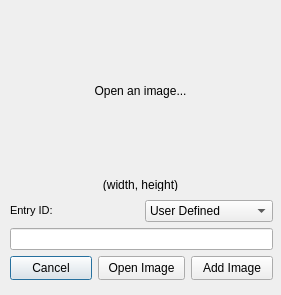
Before: the Qt Designer form XDBF/imageinjectordialog.ui in hetelek/XDBF-Manager, drawn with Qt 5.
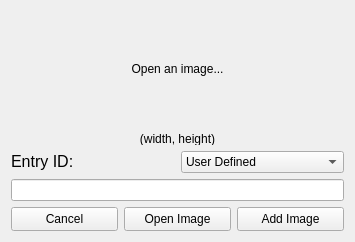
After: the same form once the commit is applied. Icons and pictures are not drawn.

```diff
--- a/XDBF/imageinjectordialog.ui
+++ b/XDBF/imageinjectordialog.ui
@@ -6,23 +6,19 @@
    <rect>
     <x>0</x>
     <y>0</y>
-    <width>281</width>
-    <height>295</height>
+    <width>355</width>
+    <height>242</height>
    </rect>
   </property>
   <property name="windowTitle">
    <string>Dialog</string>
   </property>
-  <widget class="QWidget" name="">
-   <property name="geometry">
-    <rect>
-     <x>10</x>
-     <y>10</y>
-     <width>261</width>
-     <height>181</height>
-    </rect>
+  <layout class="QVBoxLayout" name="verticalLayout_2" stretch="0,0">
+   <property name="sizeConstraint">
+    <enum>QLayout::SetDefaultConstraint</enum>
    </property>
-   <layout class="QVBoxLayout" name="verticalLayout">
+   <item>
+    <layout class="QVBoxLayout" name="verticalLayout" stretch="0,0">
     <item>
      <widget class="QLabel" name="image">
       <property name="text">
@@ -50,25 +46,17 @@
      </widget>
     </item>
    </layout>
-  </widget>
-  <widget class="QWidget" name="">
-   <property name="geometry">
-    <rect>
-     <x>10</x>
-     <y>200</y>
-     <width>263</width>
-     <height>80</height>
-    </rect>
-   </property>
-   <layout class="QGridLayout" name="gridLayout">
+   </item>
+   <item>
+    <layout class="QGridLayout" name="gridLayout" rowstretch="0,0,0">
     <item row="0" column="0">
      <widget class="QLabel" name="label_3">
       <property name="text">
        <string>&lt;!DOCTYPE HTML PUBLIC &quot;-//W3C//DTD HTML 4.0//EN&quot; &quot;http://www.w3.org/TR/REC-html40/strict.dtd&quot;&gt;
 &lt;html&gt;&lt;head&gt;&lt;meta name=&quot;qrichtext&quot; content=&quot;1&quot; /&gt;&lt;style type=&quot;text/css&quot;&gt;
 p, li { white-space: pre-wrap; }
-&lt;/style&gt;&lt;/head&gt;&lt;body style=&quot; font-family:'MS Shell Dlg 2'; font-size:8.25pt; font-weight:400; font-style:normal;&quot;&gt;
-&lt;p style=&quot; margin-top:0px; margin-bottom:0px; margin-left:0px; margin-right:0px; -qt-block-indent:0; text-indent:0px;&quot;&gt;&lt;span style=&quot; font-size:8pt;&quot;&gt;Entry ID:&lt;/span&gt;&lt;/p&gt;&lt;/body&gt;&lt;/html&gt;</string>
+&lt;/style&gt;&lt;/head&gt;&lt;body style=&quot; font-family:'Lucida Grande'; font-size:13pt; font-weight:400; font-style:normal;&quot;&gt;
+&lt;p style=&quot; margin-top:0px; margin-bottom:0px; margin-left:0px; margin-right:0px; -qt-block-indent:0; text-indent:0px;&quot;&gt;&lt;span style=&quot; font-family:'MS Shell Dlg 2'; font-size:12pt;&quot;&gt;Entry ID:&lt;/span&gt;&lt;/p&gt;&lt;/body&gt;&lt;/html&gt;</string>
       </property>
      </widget>
     </item>
@@ -88,7 +76,7 @@
      <widget class="QLineEdit" name="lineEdit"/>
     </item>
     <item row="2" column="0" colspan="2">
-     <layout class="QHBoxLayout" name="horizontalLayout">
+      <layout class="QHBoxLayout" name="horizontalLayout" stretch="0,0,0">
       <item>
        <widget class="QPushButton" name="pushButton">
         <property name="minimumSize">
@@ -104,6 +92,9 @@
          <iconset resource="images.qrc">
           <normaloff>:/images/cancel.png</normaloff>:/images/cancel.png</iconset>
         </property>
+         <property name="autoDefault">
+          <bool>false</bool>
+         </property>
        </widget>
       </item>
       <item>
@@ -121,6 +112,9 @@
          <iconset resource="images.qrc">
           <normaloff>:/images/open.png</normaloff>:/images/open.png</iconset>
         </property>
+         <property name="autoDefault">
+          <bool>false</bool>
+         </property>
        </widget>
       </item>
       <item>
@@ -138,12 +132,16 @@
          <iconset resource="images.qrc">
           <normaloff>:/images/add.png</normaloff>:/images/add.png</iconset>
         </property>
+         <property name="autoDefault">
+          <bool>false</bool>
+         </property>
        </widget>
       </item>
      </layout>
     </item>
    </layout>
-  </widget>
+   </item>
+  </layout>
  </widget>
  <resources>
   <include location="images.qrc"/>
```
Lines whose indentation alone changed are shown as unchanged.
